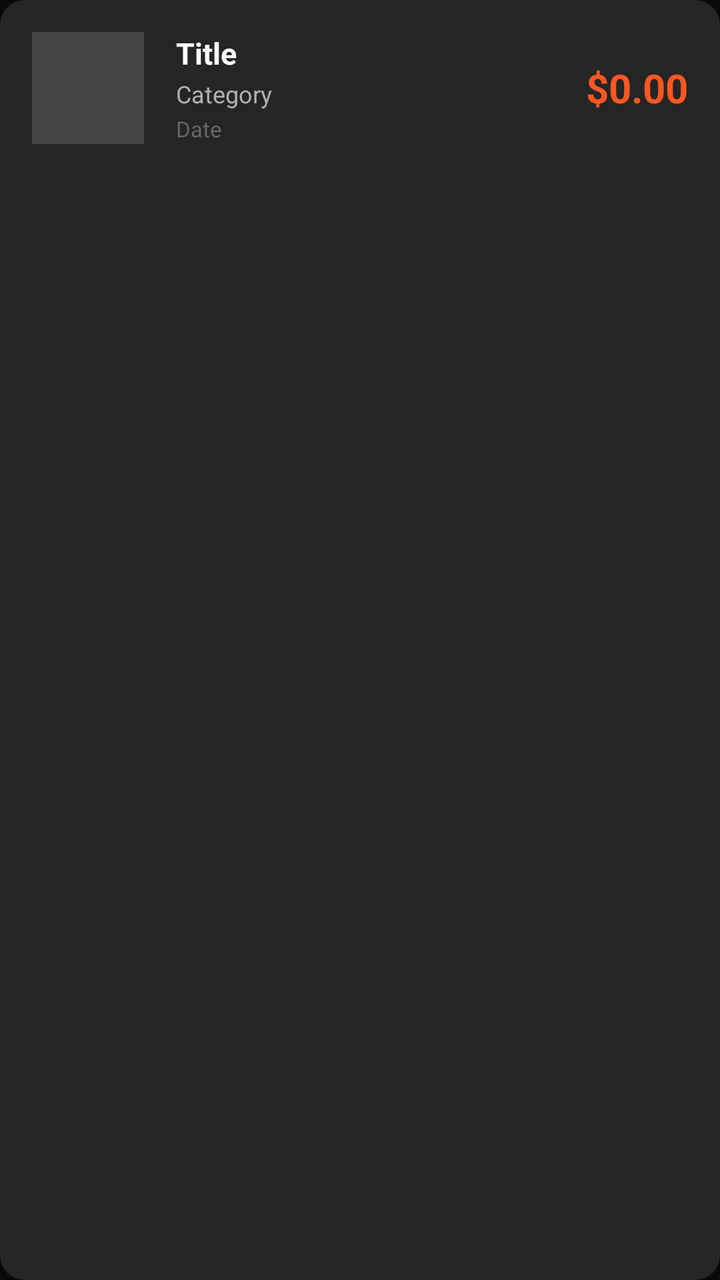
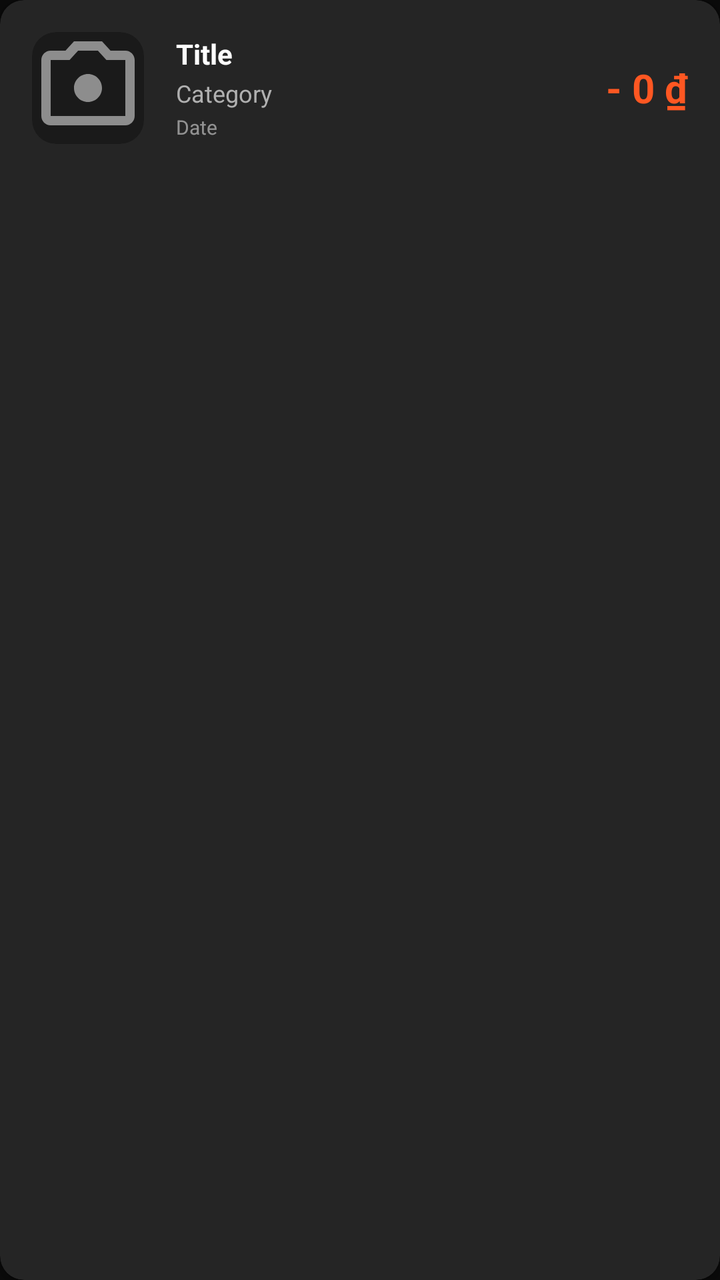

Compare the two renders of this Android layout. The source of the first and the diff that turns it into the second are given below.
<!-- AndroidManifest.xml: application theme Theme.ExpenseTrackerApp -->
<!-- res/layout/item_transaction.xml -->
<?xml version="1.0" encoding="utf-8"?>
<androidx.cardview.widget.CardView xmlns:android="http://schemas.android.com/apk/res/android"
    xmlns:app="http://schemas.android.com/apk/res-auto"
    android:layout_width="match_parent"
    android:layout_height="wrap_content"
    android:layout_marginTop="4dp"
    android:layout_marginBottom="4dp"
    app:cardBackgroundColor="@color/card_dark"
    app:cardCornerRadius="12dp"
    app:cardElevation="2dp">

    <LinearLayout
        android:layout_width="match_parent"
        android:layout_height="wrap_content"
        android:orientation="horizontal"
        android:padding="16dp">

        <ImageView
            android:id="@+id/iv_thumbnail"
            android:layout_width="56dp"
            android:layout_height="56dp"
            android:scaleType="centerCrop"
            android:background="#444444" />

        <LinearLayout
            android:layout_width="0dp"
            android:layout_height="wrap_content"
            android:layout_weight="1"
            android:orientation="vertical"
            android:layout_marginStart="16dp"
            android:layout_gravity="center_vertical">

            <TextView
                android:id="@+id/tv_title"
                android:layout_width="wrap_content"
                android:layout_height="wrap_content"
                android:textSize="15sp"
                android:textStyle="bold"
                android:textColor="@color/white"
                android:text="Title"
                android:maxLines="1"
                android:ellipsize="end" />

            <TextView
                android:id="@+id/tv_category"
                android:layout_width="wrap_content"
                android:layout_height="wrap_content"
                android:textSize="12sp"
                android:textColor="@color/text_secondary"
                android:text="Category"
                android:layout_marginTop="2dp" />

            <TextView
                android:id="@+id/tv_date"
                android:layout_width="wrap_content"
                android:layout_height="wrap_content"
                android:textSize="11sp"
                android:textColor="@color/text_hint"
                android:text="Date"
                android:layout_marginTop="2dp" />
        </LinearLayout>

        <TextView
            android:id="@+id/tv_amount"
            android:layout_width="wrap_content"
            android:layout_height="match_parent"
            android:gravity="center_vertical"
            android:textSize="20sp"
            android:textStyle="bold"
            android:textColor="@color/colorAccent"
            android:text="$0.00" />

    </LinearLayout>

</androidx.cardview.widget.CardView>
<!-- resources referenced by this layout -->
<resources>
  <color name="card_dark">#252525</color>
  <color name="colorAccent">#FF5722</color>
  <color name="text_hint">#666666</color>
  <color name="text_secondary">#B0B0B0</color>
  <color name="white">#FFFFFF</color>
  <style name="Theme.ExpenseTrackerApp" parent="Theme.Material3.DayNight.NoActionBar">
          <item name="colorPrimary">@color/colorPrimary</item>
          <item name="colorPrimaryVariant">@color/colorPrimaryDark</item>
          <item name="colorOnPrimary">@color/white</item>
          <item name="colorSecondary">@color/colorAccent</item>
          <item name="colorSecondaryVariant">@color/colorAccent</item>
          <item name="colorOnSecondary">@color/white</item>
          <item name="android:colorBackground">@color/background_dark</item>
          <item name="android:statusBarColor">@color/background_dark</item>
          <item name="android:navigationBarColor">@color/background_dark</item>
      </style>
  <color name="colorPrimary">#FF5722</color>
  <color name="colorPrimaryDark">#E64A19</color>
  <color name="background_dark">#0A0A0A</color>
</resources>

<!-- the commit's change to res/layout/item_transaction.xml (unified diff, before → after) -->
@@ -3,40 +3,52 @@
     xmlns:app="http://schemas.android.com/apk/res-auto"
     android:layout_width="match_parent"
     android:layout_height="wrap_content"
-    android:layout_marginTop="4dp"
-    android:layout_marginBottom="4dp"
+    android:layout_marginTop="@dimen/spacing_xs"
+    android:layout_marginBottom="@dimen/spacing_xs"
     app:cardBackgroundColor="@color/card_dark"
-    app:cardCornerRadius="12dp"
+    app:cardCornerRadius="@dimen/radius_m"
     app:cardElevation="2dp">
 
     <LinearLayout
         android:layout_width="match_parent"
         android:layout_height="wrap_content"
         android:orientation="horizontal"
-        android:padding="16dp">
+        android:gravity="center_vertical"
+        android:padding="@dimen/spacing_m">
 
-        <ImageView
-            android:id="@+id/iv_thumbnail"
-            android:layout_width="56dp"
-            android:layout_height="56dp"
-            android:scaleType="centerCrop"
-            android:background="#444444" />
+        
+        <androidx.cardview.widget.CardView
+            android:layout_width="@dimen/thumbnail_size"
+            android:layout_height="@dimen/thumbnail_size"
+            app:cardCornerRadius="@dimen/radius_m"
+            app:cardElevation="0dp"
+            app:cardBackgroundColor="@color/surface_dark">
+
+            <ImageView
+                android:id="@+id/iv_thumbnail"
+                android:layout_width="match_parent"
+                android:layout_height="match_parent"
+                android:scaleType="centerCrop"
+                android:src="@drawable/ic_photo_camera"
+                app:tint="@color/text_hint"
+                android:contentDescription="Transaction Receipt" />
+        </androidx.cardview.widget.CardView>
 
         <LinearLayout
             android:layout_width="0dp"
             android:layout_height="wrap_content"
             android:layout_weight="1"
             android:orientation="vertical"
-            android:layout_marginStart="16dp"
-            android:layout_gravity="center_vertical">
+            android:layout_marginStart="@dimen/spacing_m"
+            android:layout_marginEnd="@dimen/spacing_s">
 
             <TextView
                 android:id="@+id/tv_title"
                 android:layout_width="wrap_content"
                 android:layout_height="wrap_content"
-                android:textSize="15sp"
+                android:textSize="@dimen/text_size_body_small"
                 android:textStyle="bold"
-                android:textColor="@color/white"
+                android:textColor="@color/text_primary"
                 android:text="Title"
                 android:maxLines="1"
                 android:ellipsize="end" />
@@ -45,30 +57,29 @@
                 android:id="@+id/tv_category"
                 android:layout_width="wrap_content"
                 android:layout_height="wrap_content"
-                android:textSize="12sp"
+                android:textSize="@dimen/text_size_caption"
                 android:textColor="@color/text_secondary"
                 android:text="Category"
-                android:layout_marginTop="2dp" />
+                android:layout_marginTop="@dimen/spacing_xxs" />
 
             <TextView
                 android:id="@+id/tv_date"
                 android:layout_width="wrap_content"
                 android:layout_height="wrap_content"
-                android:textSize="11sp"
+                android:textSize="@dimen/text_size_tiny"
                 android:textColor="@color/text_hint"
                 android:text="Date"
-                android:layout_marginTop="2dp" />
+                android:layout_marginTop="@dimen/spacing_xxs" />
         </LinearLayout>
 
         <TextView
             android:id="@+id/tv_amount"
             android:layout_width="wrap_content"
-            android:layout_height="match_parent"
-            android:gravity="center_vertical"
-            android:textSize="20sp"
+            android:layout_height="wrap_content"
+            android:textSize="@dimen/text_size_title"
             android:textStyle="bold"
-            android:textColor="@color/colorAccent"
-            android:text="$0.00" />
+            android:textColor="@color/expense_orange"
+            android:text="- 0 ₫" />
 
     </LinearLayout>
 
<!-- resource entries referenced after the edit -->
@@ -1,9 +1,33 @@
 <!-- resources referenced by this layout -->
 <resources>
   <color name="card_dark">#252525</color>
+  <color name="expense_orange">#FF5722</color>
+  <color name="surface_dark">#1A1A1A</color>
   <color name="colorAccent">#FF5722</color>
-  <color name="text_hint">#666666</color>
+  <color name="text_hint">#80FFFFFF</color>
+  <color name="text_primary">#FFFFFF</color>
   <color name="text_secondary">#B0B0B0</color>
+  <dimen name="radius_m">12dp</dimen>
+  <dimen name="spacing_m">16dp</dimen>
+  <dimen name="spacing_s">8dp</dimen>
+  <dimen name="spacing_xs">4dp</dimen>
+  <dimen name="spacing_xxs">2dp</dimen>
+  <dimen name="text_size_body_small">14sp</dimen>
+  <dimen name="text_size_caption">12sp</dimen>
+  <dimen name="text_size_tiny">10sp</dimen>
+  <dimen name="text_size_title">20sp</dimen>
+  <dimen name="thumbnail_size">56dp</dimen>
+  <!-- drawable ic_photo_camera (drawable) -->
+  <vector xmlns:android="http://schemas.android.com/apk/res/android"
+      android:width="24dp"
+      android:height="24dp"
+      android:viewportWidth="24"
+      android:viewportHeight="24"
+      android:tint="?attr/colorControlNormal">
+    <path
+        android:fillColor="@android:color/white"
+        android:pathData="M12,15c1.66,0 3,-1.34 3,-3s-1.34,-3 -3,-3 -3,1.34 -3,3 1.34,3 3,3zM9,2L7.17,4H4c-1.1,0 -2,0.9 -2,2v12c0,1.1 0.9,2 2,2h16c1.1,0 2,-0.9 2,-2V6c0,-1.1 -0.9,-2 -2,-2h-3.17L15,2H9zm11,16H4V6h4.05l1.83,-2h4.24l1.83,2H20v12z"/>
+  </vector>
   <color name="white">#FFFFFF</color>
   <style name="Theme.ExpenseTrackerApp" parent="Theme.Material3.DayNight.NoActionBar">
           <item name="colorPrimary">@color/colorPrimary</item>
